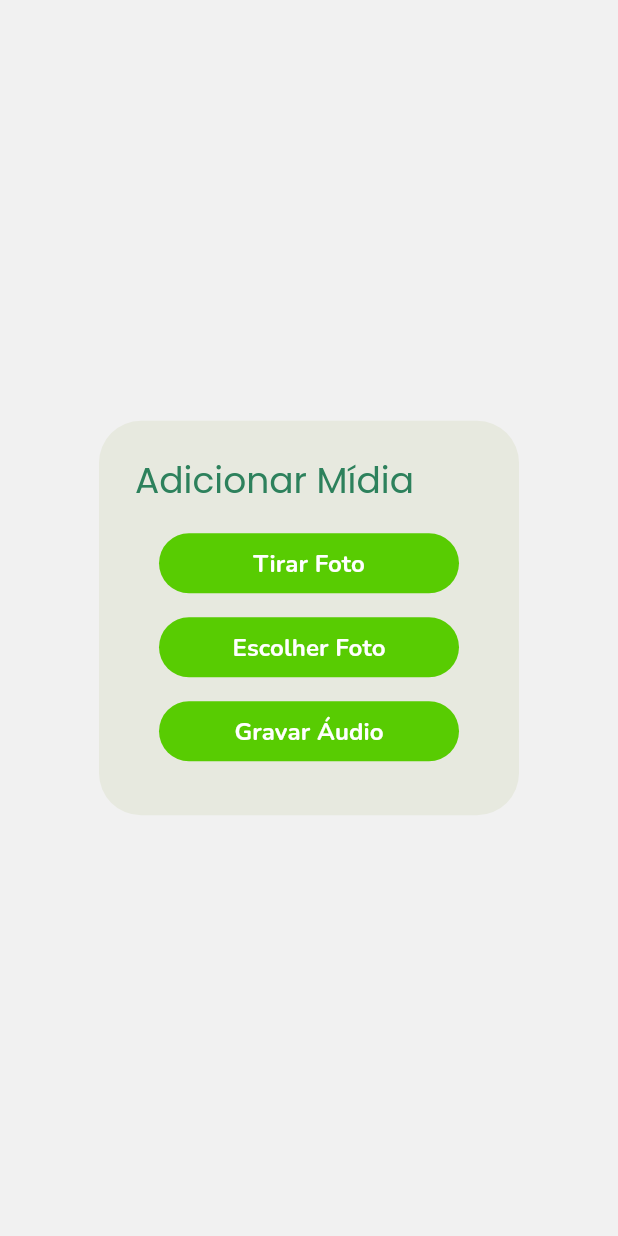
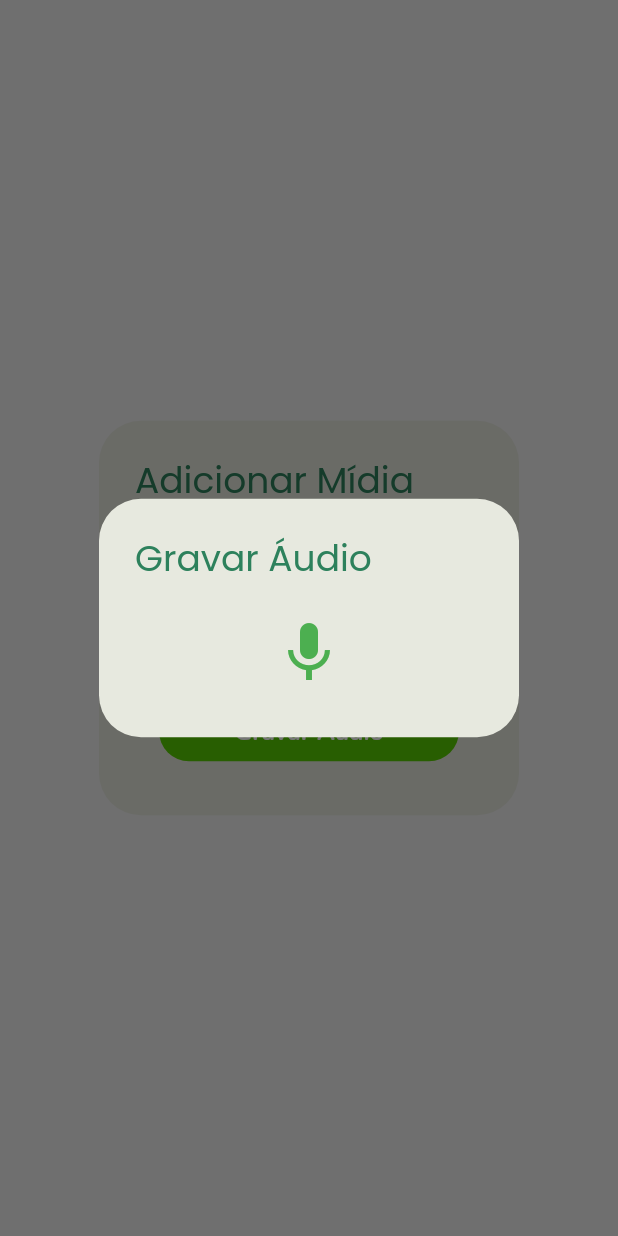
Before and after one commit to CantarinoG/flashcard-pets, a Flutter app: the AddMediaDialog widget shown alone on an empty page, opened directly with empty values, after a tap on "Gravar Áudio", on a phone screen of 412 x 824 dp. Run offline on Flutter 3.47's test engine with Material 3 defaults, Android fonts, the phone set to English and light mode, and no system bars; our stand-ins replace flutter_local_notifications, flutter_svg, flutter_timezone, image_picker, permission_handler, sqflite and 1 more; missing offline and left inert: flutter_sound; accounts and stored records are empty.

Commit message:
feat: Add audio dialog.

```diff
--- a/lib/dialogs/add_media_dialog.dart
+++ b/lib/dialogs/add_media_dialog.dart
@@ -1,6 +1,7 @@
 import 'dart:io';
 import 'dart:typed_data';
 
+import 'package:flashcard_pets/dialogs/record_audio_dialog.dart';
 import 'package:flashcard_pets/providers/services/base_64_conversor.dart';
 import 'package:flashcard_pets/widgets/themed_filled_button.dart';
 import 'package:flutter/material.dart';
@@ -67,9 +68,14 @@ class _AddMediaDialogState extends State<AddMediaDialog> {
     Navigator.of(context).pop();
   }
 
-  void _recordAudio() {
+  void _recordAudio() async {
     _resetErrorMsg();
-    //...
+    await showDialog(
+      context: context,
+      builder: (BuildContext context) {
+        return RecordAudioDialog();
+      },
+    );
   }
 
   void _resetErrorMsg() {
--- /dev/null
+++ b/lib/dialogs/record_audio_dialog.dart
@@ -0,0 +1,116 @@
+import 'package:flashcard_pets/themes/app_text_styles.dart';
+import 'package:flashcard_pets/themes/app_themes.dart';
+import 'package:flutter/material.dart';
+import 'package:flutter_sound/public/flutter_sound_recorder.dart';
+import 'package:flutter_sound/public/flutter_sound_player.dart'; // Add this import
+import 'package:permission_handler/permission_handler.dart';
+
+class RecordAudioDialog extends StatefulWidget {
+  const RecordAudioDialog({super.key});
+
+  @override
+  State<RecordAudioDialog> createState() => _RecordAudioDialogState();
+}
+
+class _RecordAudioDialogState extends State<RecordAudioDialog> {
+  FlutterSoundRecorder _recorder = FlutterSoundRecorder();
+  FlutterSoundPlayer _player = FlutterSoundPlayer(); // Add this line
+  bool _isRecording = false;
+  bool _isPlaying = false; // Add this line
+  bool _hasRecorded = false; // Add this line
+
+  @override
+  void initState() {
+    super.initState();
+    requestPermissions();
+    _initializeRecorder();
+    _initializePlayer(); // Add this line
+  }
+
+  Future<void> requestPermissions() async {
+    await Permission.microphone.request();
+  }
+
+  Future<void> _initializeRecorder() async {
+    await _recorder.openRecorder();
+  }
+
+  Future<void> _initializePlayer() async {
+    // Add this method
+    await _player.openPlayer();
+  }
+
+  @override
+  void dispose() {
+    _recorder.closeRecorder();
+    _player.closePlayer(); // Add this line
+    super.dispose();
+  }
+
+  Future<void> startRecording() async {
+    await _recorder.startRecorder(toFile: 'audio.aac');
+    setState(() {
+      _isRecording = true;
+    });
+  }
+
+  Future<void> stopRecording() async {
+    await _recorder.stopRecorder();
+    setState(() {
+      _isRecording = false;
+      _hasRecorded = true; // Add this line
+    });
+  }
+
+  Future<void> startPlaying() async {
+    await _player.startPlayer(fromURI: 'audio.aac');
+    setState(() {
+      _isPlaying = true;
+    });
+  }
+
+  Future<void> stopPlaying() async {
+    await _player.stopPlayer();
+    setState(() {
+      _isPlaying = false;
+    });
+  }
+
+  @override
+  Widget build(BuildContext context) {
+    final TextStyle? h2 = Theme.of(context).textTheme.headlineMedium;
+    final TextStyle bodyEm = Theme.of(context).textTheme.bodySmallEm;
+    final Color secondary = Theme.of(context).colorScheme.secondary;
+    final Color warning = Theme.of(context).colorScheme.warning;
+    final Color primary = Theme.of(context).colorScheme.primary;
+    final Color text = Theme.of(context).colorScheme.text;
+
+    return AlertDialog(
+      title: Text(
+        "Gravar Áudio",
+        style: h2?.copyWith(
+          color: secondary,
+        ),
+      ),
+      content: Column(
+        mainAxisAlignment: MainAxisAlignment.center,
+        mainAxisSize: MainAxisSize.min,
+        children: [
+          IconButton(
+            icon: Icon(_isRecording ? Icons.stop : Icons.mic),
+            onPressed: _isRecording ? stopRecording : startRecording,
+            color: _isRecording ? Colors.red : Colors.green,
+            iconSize: 48,
+          ),
+          if (_hasRecorded && !_isRecording) // Update this condition
+            IconButton(
+              icon: Icon(_isPlaying ? Icons.stop : Icons.play_arrow),
+              onPressed: _isPlaying ? stopPlaying : startPlaying,
+              color: _isPlaying ? Colors.red : Colors.blue,
+              iconSize: 48,
+            ),
+        ],
+      ),
+    );
+  }
+}
--- a/pubspec.yaml
+++ b/pubspec.yaml
@@ -47,6 +47,7 @@ dependencies:
   permission_handler: ^11.3.1
   flutter_timezone: ^3.0.1
   image_picker: ^1.1.2
+  flutter_sound: ^9.16.2
 
 dev_dependencies:
   flutter_test:
```
Also changed, not shown: pubspec.lock, 1 other file.
